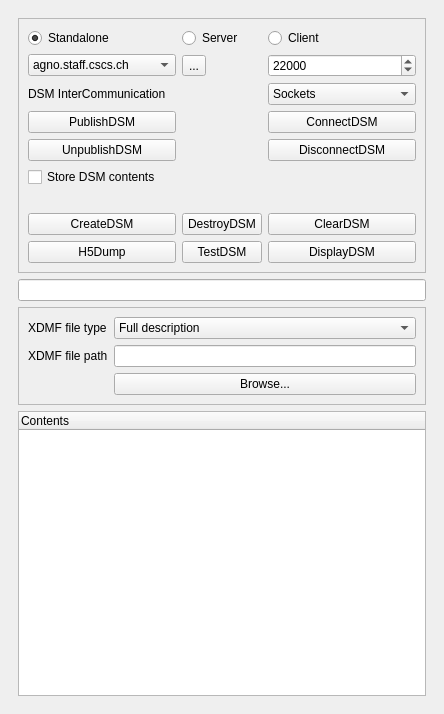
First picture: the form in pqDSMViewerPanel.ui, repository soumagne/icarus, before the edit.
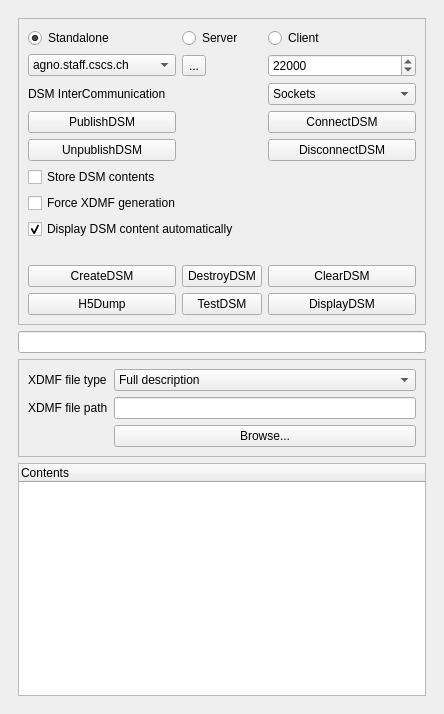
Second picture: the form after the edit. Icons and pictures are not drawn. Custom widgets are drawn as their Qt base class.

Commit message: Add autoDisplay and forceGenerate options

```diff
--- a/pqDSMViewerPanel.ui
+++ b/pqDSMViewerPanel.ui
@@ -53,42 +53,42 @@
           <layout class="QVBoxLayout" name="verticalLayout_3">
            <item>
             <layout class="QGridLayout" name="gridLayout">
-             <item row="7" column="0">
+             <item row="10" column="0">
               <widget class="QPushButton" name="createDSM">
                <property name="text">
                 <string>CreateDSM</string>
                </property>
               </widget>
              </item>
-             <item row="7" column="1">
+             <item row="10" column="1">
               <widget class="QPushButton" name="destroyDSM">
                <property name="text">
                 <string>DestroyDSM</string>
                </property>
               </widget>
              </item>
-             <item row="7" column="2">
+             <item row="10" column="2">
               <widget class="QPushButton" name="clearDSM">
                <property name="text">
                 <string>ClearDSM</string>
                </property>
               </widget>
              </item>
-             <item row="8" column="0">
+             <item row="11" column="0">
               <widget class="QPushButton" name="h5Dump">
                <property name="text">
                 <string>H5Dump</string>
                </property>
               </widget>
              </item>
-             <item row="8" column="1">
+             <item row="11" column="1">
               <widget class="QPushButton" name="testDSM">
                <property name="text">
                 <string>TestDSM</string>
                </property>
               </widget>
              </item>
-             <item row="8" column="2">
+             <item row="11" column="2">
               <widget class="QPushButton" name="displayDSM">
                <property name="text">
                 <string>DisplayDSM</string>
@@ -121,7 +121,7 @@
                </property>
               </widget>
              </item>
-             <item row="6" column="0" colspan="3">
+             <item row="9" column="0" colspan="3">
               <spacer name="horizontalSpacer">
                <property name="orientation">
                 <enum>Qt::Horizontal</enum>
@@ -258,13 +258,30 @@
                </property>
               </widget>
              </item>
-             <item row="5" column="0" colspan="2">
+             <item row="5" column="0" colspan="3">
               <widget class="QCheckBox" name="storeDSMContents">
                <property name="text">
                 <string>Store DSM contents</string>
                </property>
               </widget>
              </item>
+             <item row="7" column="0" colspan="3">
+              <widget class="QCheckBox" name="autoDisplayDSM">
+               <property name="text">
+                <string>Display DSM content automatically</string>
+               </property>
+               <property name="checked">
+                <bool>true</bool>
+               </property>
+              </widget>
+             </item>
+             <item row="6" column="0" colspan="3">
+              <widget class="QCheckBox" name="forceXdmfGeneration">
+               <property name="text">
+                <string>Force XDMF generation</string>
+               </property>
+              </widget>
+             </item>
             </layout>
            </item>
           </layout>
```
The commit also changes 1 other file.
